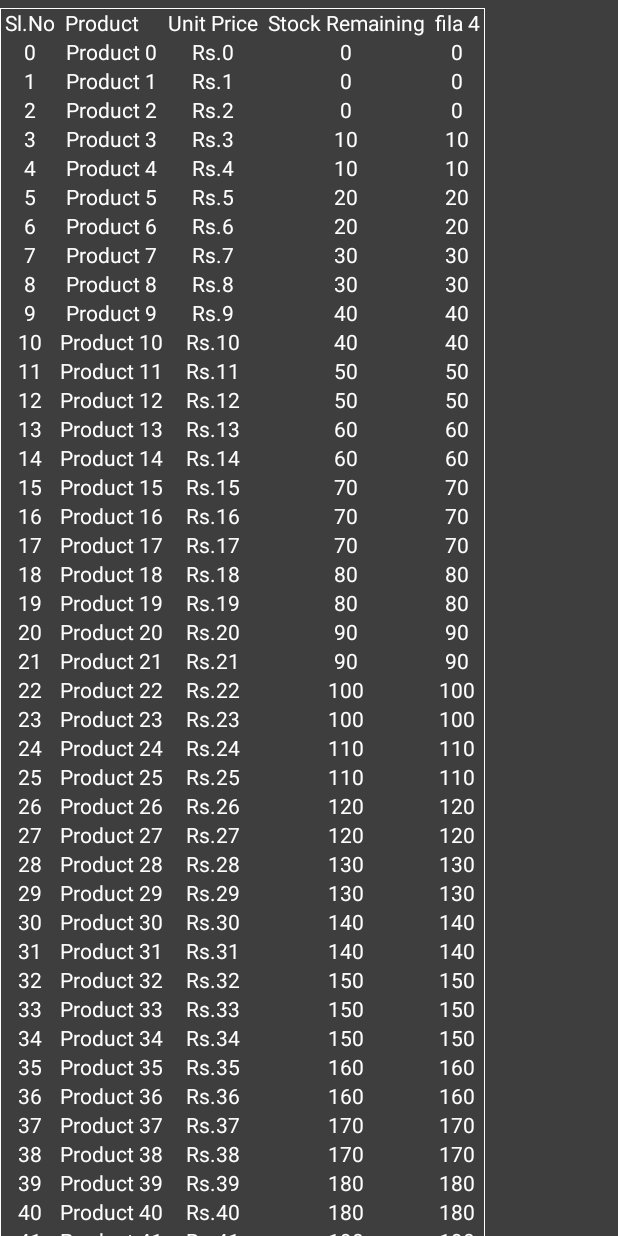
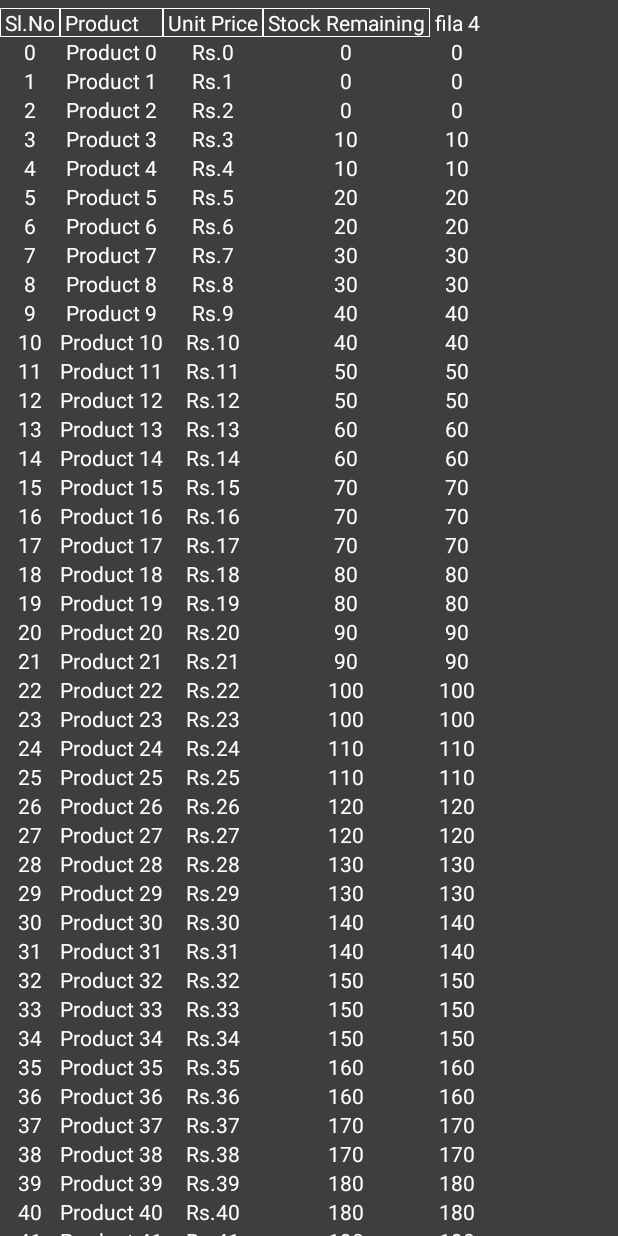
Before and after one commit to lunnik/Evolutionflag, an Android app: the MainActivity screen opened directly, with no data from a screen before it, on a phone screen of 412 x 824 dp. Run offline under Robolectric (Android 15) with nearby library versions, the phone set to English and light mode, and no system bars; 1 statement that could not run was skipped.

Commit message:
avancede table

```diff
--- a/app/src/main/java/com/lionsquare/evolutionflag/activities/MainActivity.java
+++ b/app/src/main/java/com/lionsquare/evolutionflag/activities/MainActivity.java
@@ -22,18 +22,22 @@ public class MainActivity extends AppCompatActivity {
         TextView tv0 = new TextView(this);
         tv0.setText(" Sl.No ");
         tv0.setTextColor(Color.WHITE);
+        tv0.setBackground(getResources().getDrawable(R.drawable.valuecellborder));
         tbrow0.addView(tv0);
         TextView tv1 = new TextView(this);
         tv1.setText(" Product ");
         tv1.setTextColor(Color.WHITE);
+        tv1.setBackground(getResources().getDrawable(R.drawable.valuecellborder));
         tbrow0.addView(tv1);
         TextView tv2 = new TextView(this);
         tv2.setText(" Unit Price ");
         tv2.setTextColor(Color.WHITE);
+        tv2.setBackground(getResources().getDrawable(R.drawable.valuecellborder));
         tbrow0.addView(tv2);
         TextView tv3 = new TextView(this);
         tv3.setText(" Stock Remaining ");
         tv3.setTextColor(Color.WHITE);
+        tv3.setBackground(getResources().getDrawable(R.drawable.valuecellborder));
         tbrow0.addView(tv3);
 
         TextView tv4 = new TextView(this);
--- a/app/src/main/res/layout/activity_main.xml
+++ b/app/src/main/res/layout/activity_main.xml
@@ -22,9 +22,7 @@
             <TableLayout
                 android:id="@+id/table_main"
                 android:layout_width="match_parent"
-                android:background="@drawable/valuecellborder"
-                android:layout_height="match_parent"
-                android:text="Hello World!" />
+                android:layout_height="match_parent" />
         </HorizontalScrollView>
 
     </ScrollView>
```
Also changed, not shown: app/src/main/res/drawable/cell.xml (deleted, +0 -8 lines).
